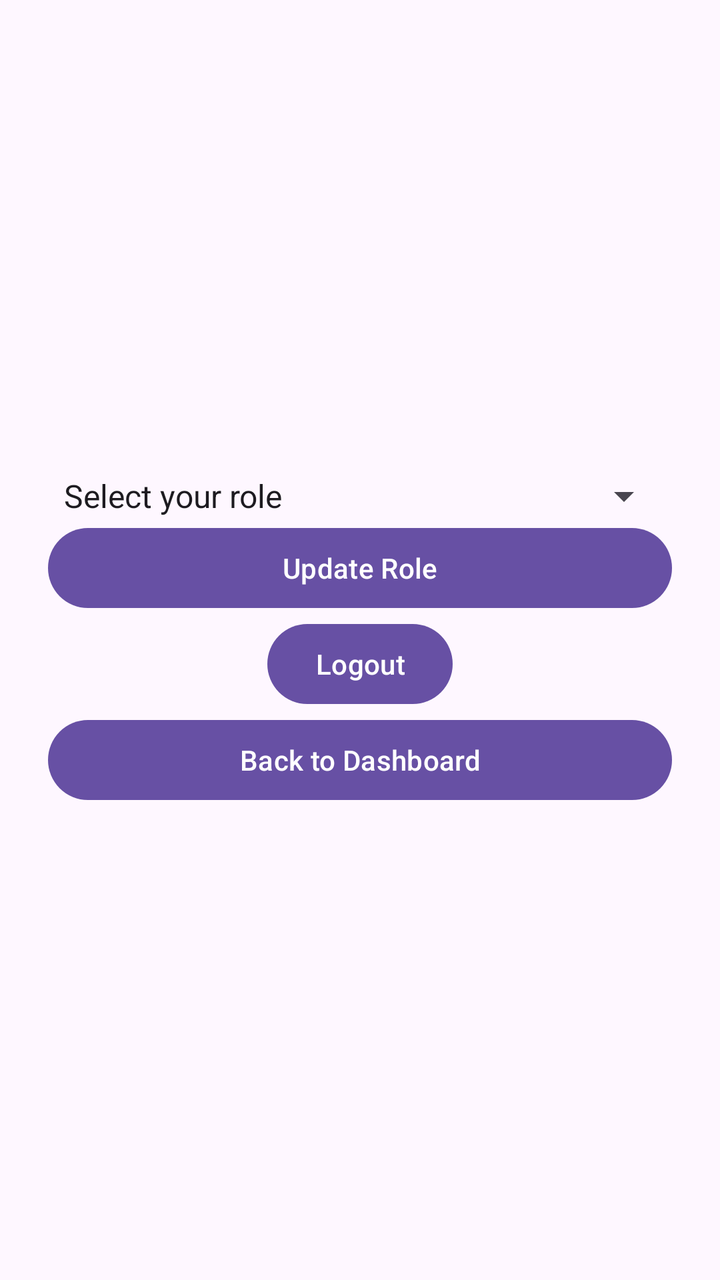
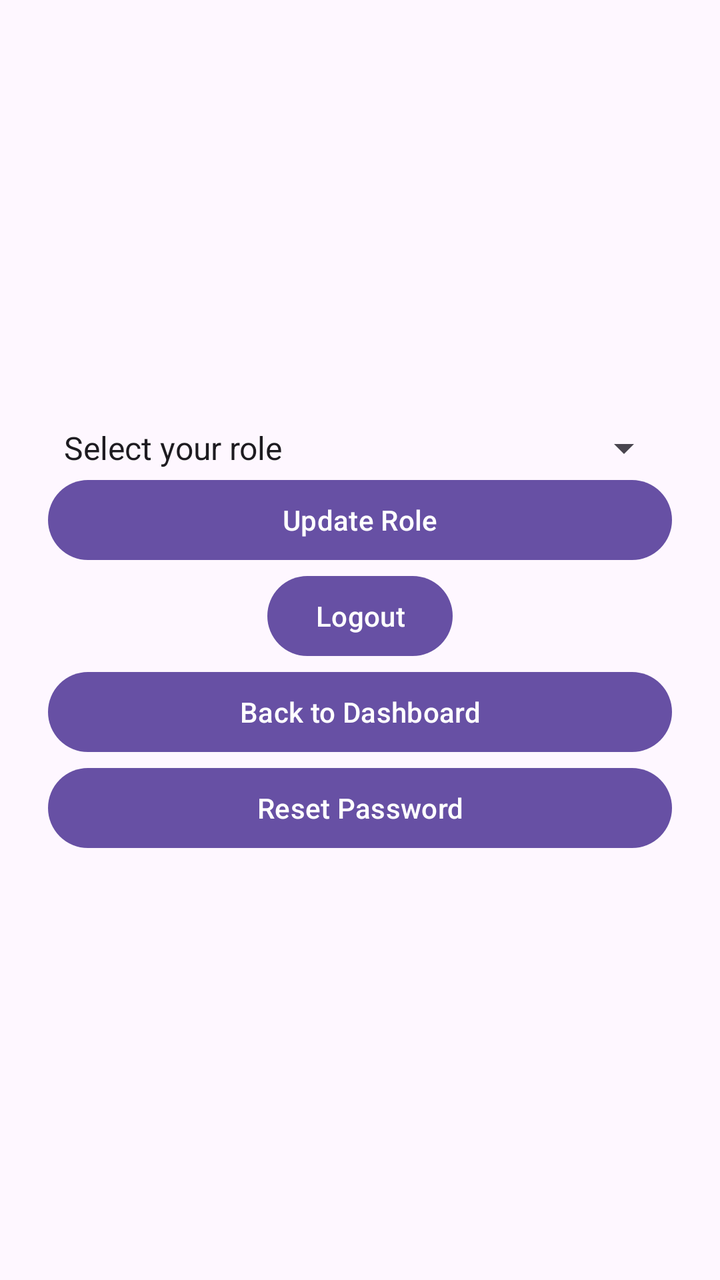

Two renders of the same Android screen: before a commit and after it. Below are the layout's source before the change and the commit's diff.
<!-- AndroidManifest.xml: application theme Theme.Group14_ProjectIteration1_QuickCash -->
<!-- res/layout/activity_settings.xml -->
<?xml version="1.0" encoding="utf-8"?>
<LinearLayout xmlns:android="http://schemas.android.com/apk/res/android"
    android:id="@+id/settings_main"
    android:layout_width="match_parent"
    android:layout_height="match_parent"
    android:orientation="vertical"
    android:gravity="center"
    android:padding="24dp">


    <Spinner
        android:id="@+id/roleSpinner"
        android:layout_width="match_parent"
        android:layout_height="wrap_content"
        android:entries="@array/roles" />

    <Button
        android:id="@+id/updateRoleButton"
        android:layout_width="match_parent"
        android:layout_height="wrap_content"
        android:text="@string/update_role" />

    <Button
         android:id="@+id/logoutButton"
        android:layout_width="wrap_content"
        android:layout_height="wrap_content"
        android:text="Logout" />

    <Button
        android:id="@+id/backButton"
        android:layout_width="match_parent"
        android:layout_height="wrap_content"
        android:text="Back to Dashboard" />
</LinearLayout>
<!-- resources referenced by this layout -->
<resources>
  <string-array name="roles">
          <item>Select your role</item>
          <item>Employee</item>
          <item>Employer</item>
      </string-array>
  <string name="update_role">Update Role</string>
  <style name="Theme.Group14_ProjectIteration1_QuickCash" parent="Base.Theme.Group14_ProjectIteration1_QuickCash" />
  <style name="Base.Theme.Group14_ProjectIteration1_QuickCash" parent="Theme.Material3.DayNight.NoActionBar">
          
          
      </style>
</resources>

<!-- the commit's change to res/layout/activity_settings.xml (unified diff, before → after) -->
@@ -31,4 +31,10 @@
         android:layout_width="match_parent"
         android:layout_height="wrap_content"
         android:text="Back to Dashboard" />
+
+    <Button
+        android:id="@+id/resetButton"
+        android:layout_width="match_parent"
+        android:layout_height="wrap_content"
+        android:text="Reset Password" />
 </LinearLayout>
